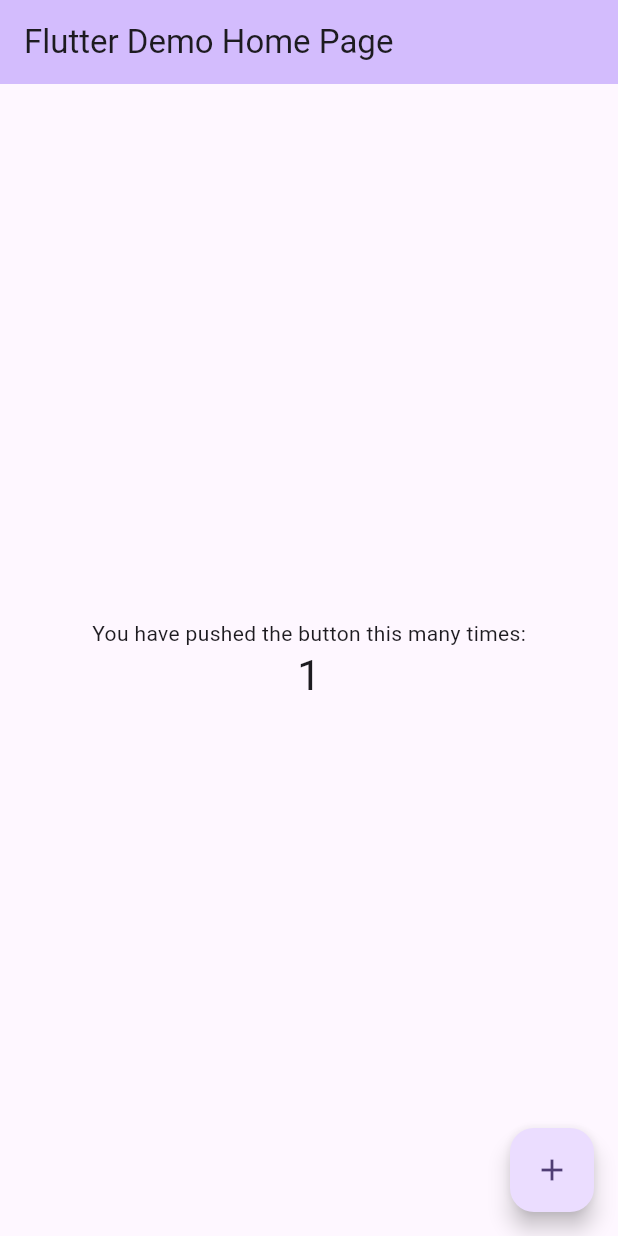
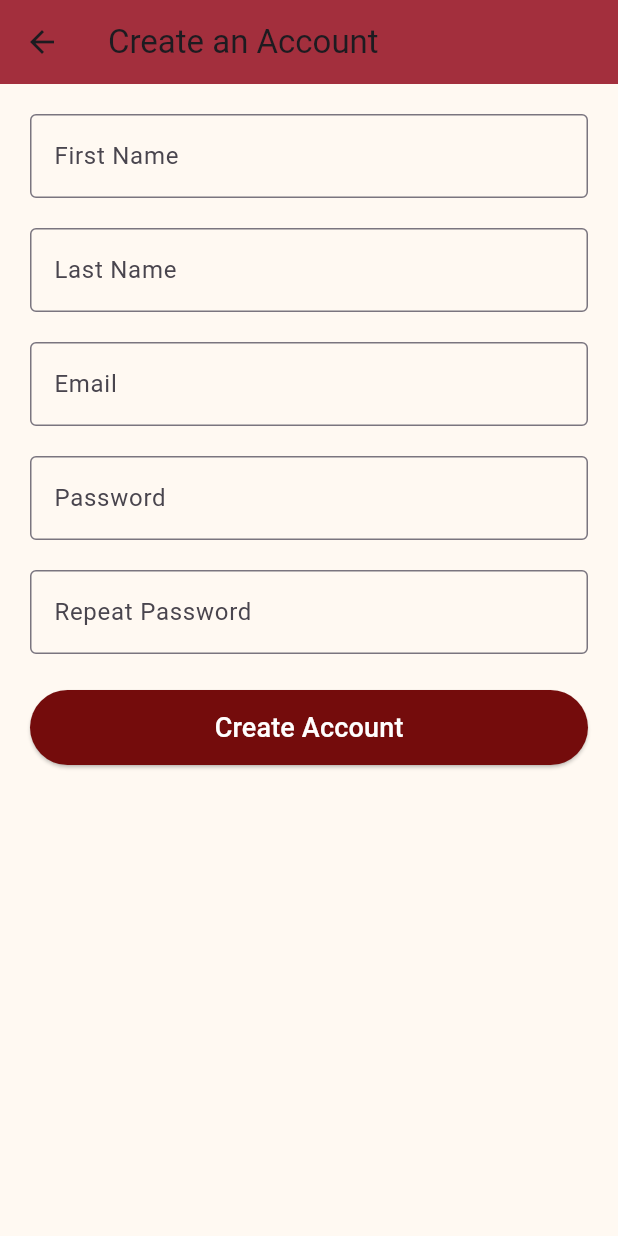
Before and after one commit to allisonvan/BloodPressureMonitorApp, a Flutter app: the screen it shows after launch, after a tap on the "add" icon, on a phone screen of 412 x 824 dp. Run offline on Flutter 3.47's test engine with Material 3 defaults, Android fonts, the phone set to English and light mode, and no system bars.

Commit message:
in progress create account page

```diff
--- /dev/null
+++ b/bloodpressureapplication/lib/createaccountgui.dart
@@ -0,0 +1,138 @@
+import 'package:flutter/material.dart';
+
+class createAccount extends StatefulWidget {
+  const createAccount({super.key});
+
+  @override
+  State<createAccount> createState() => _createAccountState();
+}
+
+class _createAccountState extends State<createAccount> {
+  @override
+  Widget build(BuildContext context) {
+    final TextEditingController firstNameController = TextEditingController();
+    final TextEditingController lastNameController = TextEditingController();
+    final TextEditingController emailController = TextEditingController();
+    final TextEditingController passwordController = TextEditingController();
+    final TextEditingController repeatPasswordController = TextEditingController();
+     String firstName = ' ';
+     String lastName = ' ';
+     String email = ' ';
+     String password = ' ';
+     String repeatPassword = '';
+
+     void saveInput(){
+        firstName = firstNameController.text;
+        lastName = lastNameController.text;
+        email = emailController.text;
+        password = passwordController.text;
+        repeatPassword = repeatPasswordController.text;
+     }
+    return Scaffold(
+      backgroundColor: const Color.fromARGB(255, 255, 249, 242),
+      appBar: AppBar(title: const Text ('Create an Account', style: TextStyle(fontSize: 22.0,),), backgroundColor: const Color.fromARGB(255, 163, 47, 61) ,),
+      body:SingleChildScrollView(
+      child: Padding(padding: const EdgeInsets.all(20.0),
+      child: Column(children: [
+
+        TextField(controller: firstNameController,
+          decoration: InputDecoration(labelText: 'First Name',
+          floatingLabelStyle: TextStyle(
+          color:  Color.fromARGB(255, 163, 47, 61) ,),
+          border: OutlineInputBorder(),
+          focusedBorder: OutlineInputBorder( borderSide: BorderSide(color:  Color.fromARGB(255, 163, 47, 61), width: 1.5), ),),),
+
+        const SizedBox(height: 20.0), //space in between
+        TextField(controller: lastNameController,
+          decoration: InputDecoration(labelText: 'Last Name',
+          floatingLabelStyle: TextStyle(
+          color:  Color.fromARGB(255, 163, 47, 61) ,),
+          border: OutlineInputBorder(),
+          focusedBorder: OutlineInputBorder( borderSide: BorderSide(color:  Color.fromARGB(255, 163, 47, 61), width: 1.5), ),),),
+
+        const SizedBox(height: 20.0), //space in between
+        TextField(controller: emailController,
+          decoration: InputDecoration(labelText: 'Email',
+          floatingLabelStyle: TextStyle(
+          color:  Color.fromARGB(255, 163, 47, 61) ,),
+          border: OutlineInputBorder(),
+          focusedBorder: OutlineInputBorder( borderSide: BorderSide(color:  Color.fromARGB(255, 163, 47, 61), width: 1.5), ),),),
+
+        const SizedBox(height: 20.0), //space in between
+        TextField(controller: passwordController,
+          obscureText: true, decoration: InputDecoration(labelText: 'Password',
+          floatingLabelStyle: TextStyle(
+          color:  Color.fromARGB(255, 163, 47, 61) ,),
+          border: OutlineInputBorder(),
+          focusedBorder: OutlineInputBorder( borderSide: BorderSide(color:  Color.fromARGB(255, 163, 47, 61), width: 1.5), ),),),
+
+        const SizedBox(height: 20.0), //space in between
+        TextField(controller: repeatPasswordController,
+          obscureText: true, decoration: InputDecoration(labelText: 'Repeat Password',
+          floatingLabelStyle: TextStyle(
+          color:  Color.fromARGB(255, 163, 47, 61) ,),
+          border: OutlineInputBorder(),
+          focusedBorder: OutlineInputBorder( borderSide: BorderSide(color:  Color.fromARGB(255, 163, 47, 61), width: 1.5), ),),),
+        const SizedBox(height:24),
+        SizedBox( width: double.infinity, height: 50,
+         child: ElevatedButton(onPressed:(){
+            bool inputError = false;
+            saveInput();
+
+            if(firstName.isEmpty || lastName.isEmpty  || email.isEmpty || password.isEmpty || repeatPassword.isEmpty){
+            inputError = true;
+            }
+            for(int i = 0; i < firstName.length; i++ ){
+              if(firstName[i]  == ' '){
+                inputError = true;
+                break;
+              }
+            }
+            for(int i = 0; i < lastName.length; i++ ){
+              if(lastName[i]  == ' '){
+                inputError = true;
+                break;
+              }
+            }
+            for(int i = 0; i < email.length; i++ ){
+              if(email[i]  == ' '){
+                inputError = true;
+                break;
+              }
+            }
+            for(int i = 0; i < password.length; i++ ){
+              if(password[i]  == ' '){
+                inputError = true;
+                break;
+              }
+            }
+            for(int i = 0; i < repeatPassword.length; i++ ){
+              if(repeatPassword[i]  == ' '){
+                inputError = true;
+                break;
+              }
+            }
+            if(password != repeatPassword){
+              inputError = true;
+            }
+            if(inputError == false){
+              print('all input fields are valid!!');
+            }
+            else{
+              print('there is an error somewhere');
+            }
+
+         },
+          style: ElevatedButton.styleFrom(
+            shape: const StadiumBorder(),
+            backgroundColor: const Color.fromARGB(255, 116, 12, 12),),
+          child: const Text('Create Account', style: TextStyle(fontSize: 18, color: Colors.white),)
+
+        ),)
+
+      ],))
+      )
+    );
+
+  }
+}
--- /dev/null
+++ b/bloodpressureapplication/lib/createaccoutbackend.dart
@@ -0,0 +1,13 @@
+class User{
+  String firstName = 'null';
+  String lastName = 'null';
+  String email = 'null';
+  String password = 'null';
+  //contructor
+  User(String firstName, String lastName, String email, String password){
+    this.firstName = firstName;
+    this.lastName = lastName;
+    this.email = email;
+    this.password = password;
+  }
+}
--- a/bloodpressureapplication/lib/main.dart
+++ b/bloodpressureapplication/lib/main.dart
@@ -1,3 +1,4 @@
+import 'package:bloodpressureapplication/createaccountgui.dart';
 import 'package:flutter/material.dart';
 
 void main() {
@@ -113,8 +114,11 @@ class _MyHomePageState extends State<MyHomePage> {
         ),
       ),
       floatingActionButton: FloatingActionButton(
-        onPressed: _incrementCounter,
-        tooltip: 'Increment',
+        onPressed: (){
+          Navigator.push(context,
+          MaterialPageRoute(builder: (context) => const createAccount()),);
+        },
+        tooltip: 'create account page',
         child: const Icon(Icons.add),
       ),
     );
```
